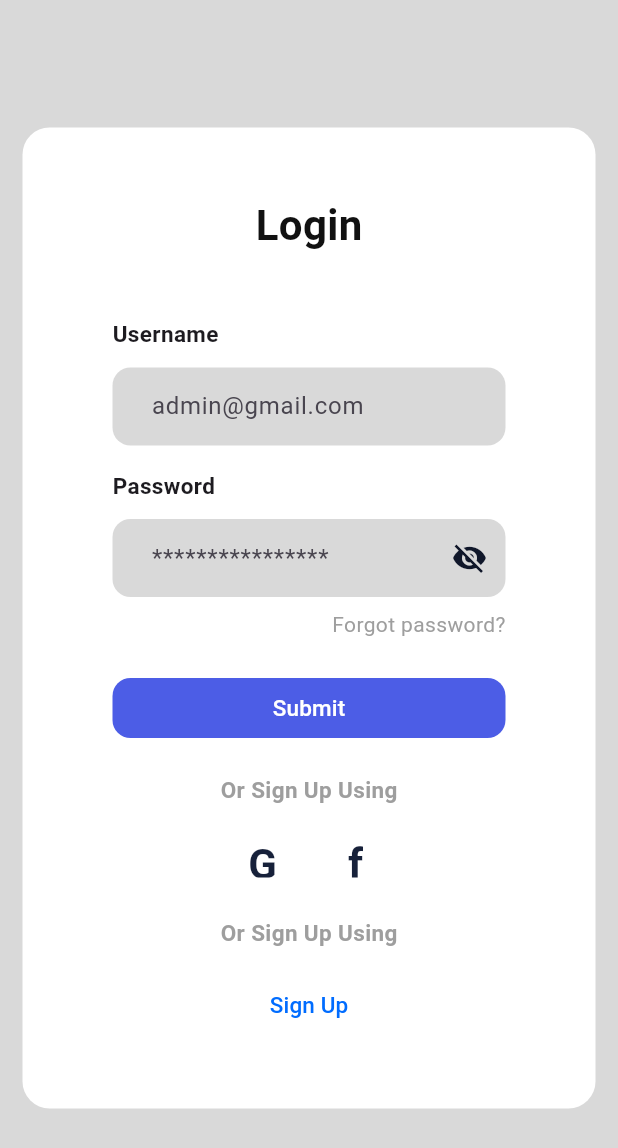
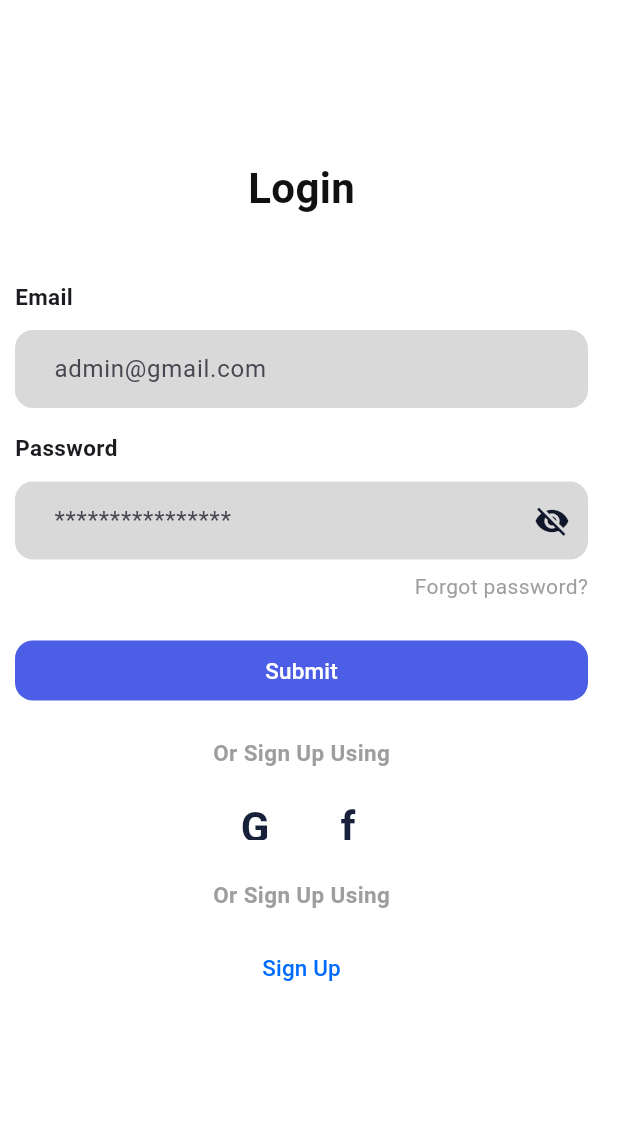
Before and after one commit to LutfiFauzan23/Edu_PathAI, a Flutter app: the screen it shows after launch, on a phone screen of 412 x 824 dp. Shown: the top 1148 px of the screen. Run offline on Flutter 3.47's test engine with Material 3 defaults, Android fonts, the phone set to English and light mode, and no system bars.

Commit message:
login fixed

```diff
--- a/lib/main.dart
+++ b/lib/main.dart
@@ -22,17 +22,16 @@ class LoginPage extends StatelessWidget {
   @override
   Widget build(BuildContext context) {
     return Scaffold(
-      backgroundColor: const Color(0xFFD9D9D9),
-      body: Center(
-        child: Container(
-          width: 382,
-          padding: const EdgeInsets.symmetric(horizontal: 60, vertical: 45),
-          decoration: BoxDecoration(
-            color: Colors.white,
-            borderRadius: BorderRadius.circular(18),
+      backgroundColor: Colors.white,
+      body: SafeArea(
+        child: SingleChildScrollView(
+          padding: const EdgeInsets.only(
+            left: 10,
+            right: 20,
+            top: 105,
           ),
           child: Column(
-            mainAxisSize: MainAxisSize.min,
+            crossAxisAlignment: CrossAxisAlignment.center,
             children: [
               const Text(
                 "Login",
@@ -48,7 +47,7 @@ class LoginPage extends StatelessWidget {
               const Align(
                 alignment: Alignment.centerLeft,
                 child: Text(
-                  "Username",
+                  "Email",
                   style: TextStyle(
                     fontSize: 15,
                     fontWeight: FontWeight.w600,
```
Also changed, not shown: 1 other file.
